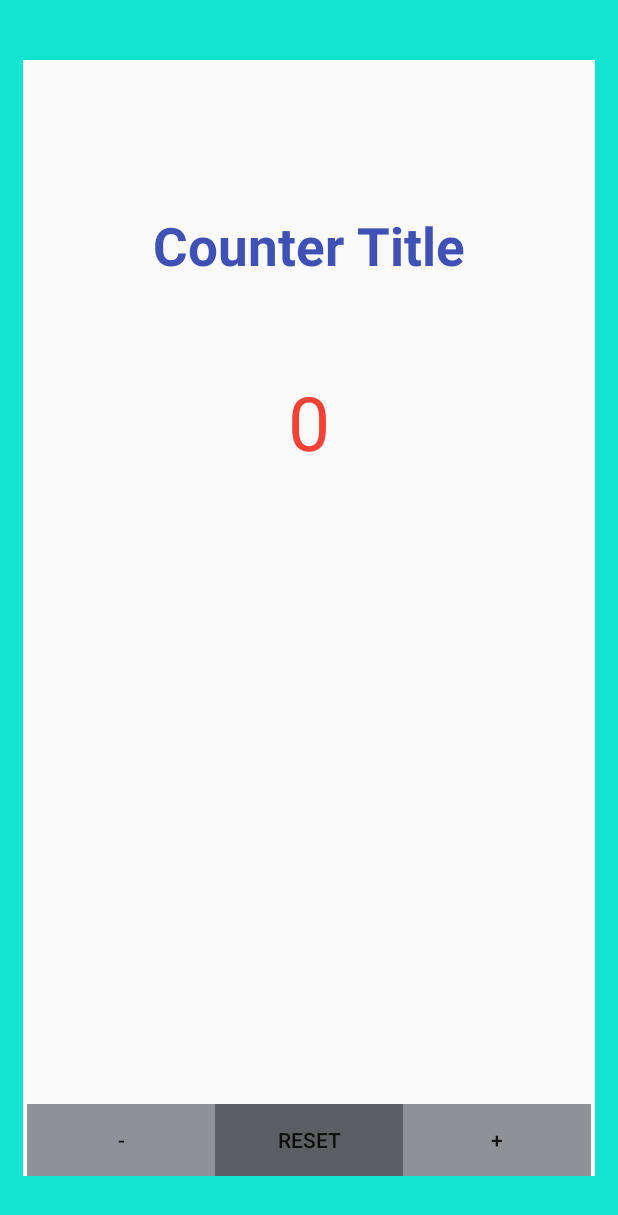
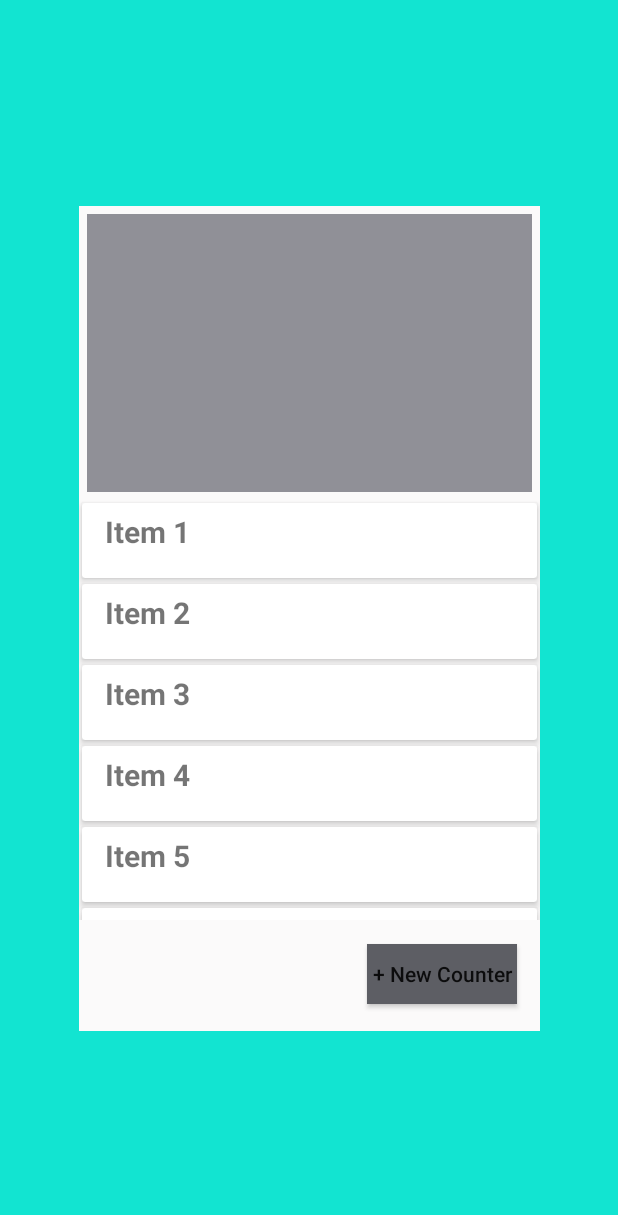
Before and after one commit to MahdiMzi/my-first-adroid-app, an Android app: the screen it shows after launch (MainActivity), on a phone screen of 412 x 824 dp. Shown: the top 1215 px of the screen. Run offline under Robolectric (Android 15) with nearby library versions, the phone set to English and light mode, and no system bars.

Commit message:
create recyclerview and added to my main activity project

```diff
--- a/app/src/main/AndroidManifest.xml
+++ b/app/src/main/AndroidManifest.xml
@@ -12,6 +12,9 @@
         android:theme="@style/Theme.Counter"
         tools:targetApi="31">
         <activity
+            android:name=".MainActivity2"
+            android:exported="false" />
+        <activity
             android:name=".MainActivity"
             android:exported="true">
             <intent-filter>
--- /dev/null
+++ b/app/src/main/java/com/example/counter/CustomAdapter.kt
@@ -0,0 +1,33 @@
+package com.example.counter
+
+import android.view.LayoutInflater
+import android.view.View
+import android.view.ViewGroup
+import android.widget.TextView
+import androidx.recyclerview.widget.RecyclerView
+
+class CustomAdapter (private val mList: List<ItemsViewModel>) : RecyclerView.Adapter<CustomAdapter.ViewHolder>() {
+    override fun onCreateViewHolder(parent: ViewGroup, viewType: Int): CustomAdapter.ViewHolder {
+        val view = LayoutInflater.from(parent.context)
+            .inflate(R.layout.card_view_design , parent , false)
+
+        return ViewHolder(view)
+    }
+
+    override fun onBindViewHolder(holder: ViewHolder, position: Int) {
+
+        val ItemsViewModel = mList[position]
+        holder.textView.text =ItemsViewModel.text
+
+    }
+
+    override fun getItemCount(): Int {
+        return mList.size
+    }
+    class ViewHolder(ItemView:View) : RecyclerView.ViewHolder(ItemView) {
+
+        val textView: TextView = itemView.findViewById(R.id.textView)
+
+
+    }
+}
--- /dev/null
+++ b/app/src/main/java/com/example/counter/ItemsViewModel.kt
@@ -0,0 +1,4 @@
+package com.example.counter
+
+data class ItemsViewModel( val text: String){
+}
--- a/app/src/main/java/com/example/counter/MainActivity.kt
+++ b/app/src/main/java/com/example/counter/MainActivity.kt
@@ -1,10 +1,11 @@
 package com.example.counter
+
 
 import android.annotation.SuppressLint
 import androidx.appcompat.app.AppCompatActivity
 import android.os.Bundle
-import android.widget.Button
-import android.widget.TextView
+import androidx.recyclerview.widget.RecyclerView
+import androidx.recyclerview.widget.LinearLayoutManager
 
 
 class MainActivity : AppCompatActivity() {
@@ -14,15 +15,19 @@ class MainActivity : AppCompatActivity() {
         super.onCreate(savedInstanceState)
         setContentView(R.layout.activity_main)
 
-        var num : TextView = findViewById(R.id.counter_show)
-        var plusbutton : Button = findViewById(R.id.button_click)
+        val recyclerView = findViewById<RecyclerView>(R.id.recyclerview)
 
-        var counter : Int = 0
+        recyclerView.layoutManager = LinearLayoutManager(this)
 
-        plusbutton.setOnClickListener {
-            num.setText ( " " + ++counter )
+        val data = ArrayList<ItemsViewModel>()
 
+        for (i in 1..20) {
+            data.add(ItemsViewModel("Item " + i))
+        }
 
-        }
+        val adapter = CustomAdapter(data)
+
+        recyclerView.adapter = adapter
+
     }
 }
--- a/app/src/main/res/layout/activity_main.xml
+++ b/app/src/main/res/layout/activity_main.xml
@@ -8,12 +8,10 @@
     tools:context=".MainActivity">
 
     <LinearLayout
-        android:layout_width="match_parent"
-        android:layout_height="match_parent"
+        android:layout_width="307dp"
+        android:layout_height="550dp"
         android:layout_marginStart="15dp"
-        android:layout_marginTop="40dp"
         android:layout_marginEnd="15dp"
-        android:layout_marginBottom="40dp"
         android:background="#FBFAFA"
         android:orientation="vertical"
         app:layout_constraintBottom_toBottomOf="parent"
@@ -21,116 +19,45 @@
         app:layout_constraintStart_toStartOf="parent"
         app:layout_constraintTop_toTopOf="parent">
 
-        <TextView
-            android:id="@+id/name"
-            android:layout_width="match_parent"
-            android:layout_height="wrap_content"
-            android:layout_marginTop="100dp"
-            android:text="Counter Title"
-            android:textAlignment="center"
-            android:textColor="#3F51B5"
-            android:textSize="35sp"
-            android:textStyle="bold"
-            app:layout_constraintBottom_toTopOf="@+id/counter_show"
-            app:layout_constraintEnd_toEndOf="parent"
-            app:layout_constraintHorizontal_bias="0.497"
-            app:layout_constraintStart_toStartOf="parent"
-            app:layout_constraintTop_toTopOf="parent" />
-
-        <TextView
-            android:id="@+id/counter_show"
-            android:layout_width="match_parent"
-            android:layout_height="76dp"
-            android:layout_marginTop="60dp"
-            android:text="0"
-            android:textAlignment="center"
-            android:textColor="#F44336"
-            android:textSize="50sp"
-            app:flow_horizontalAlign="center"
-            app:flow_verticalAlign="center"
-            app:layout_constraintBottom_toBottomOf="parent"
-            app:layout_constraintEnd_toEndOf="parent"
-            app:layout_constraintStart_toStartOf="parent"
-            app:layout_constraintTop_toTopOf="parent" />
-
         <LinearLayout
             android:layout_width="match_parent"
+            android:layout_height="185dp"
+            android:layout_margin="5dp"
+            android:background="@color/material_dynamic_neutral60">
+
+
+        </LinearLayout>
+
+        <RelativeLayout
+            android:layout_width="match_parent"
             android:layout_height="match_parent"
-            android:layout_marginStart="0dp"
-            android:layout_marginEnd="0dp"
 
-            android:gravity="bottom|center_horizontal"
-            android:orientation="horizontal">
-
-            <LinearLayout
-                android:layout_width="125dp"
-                android:layout_height="wrap_content"
-                android:layout_marginStart="0dp"
-                android:layout_marginEnd="0dp"
-                android:gravity="bottom|start|center_horizontal|end"
-                android:orientation="horizontal"
 
             >
 
-                <Button
-                    android:id="@+id/button2"
+            <androidx.recyclerview.widget.RecyclerView
+                android:id="@+id/recyclerview"
                 android:layout_width="match_parent"
-                    android:layout_height="wrap_content"
-                    android:background="@drawable/square_button1"
-                    android:insetBottom="0dp"
-                    android:text="-"
-                    app:layout_constraintEnd_toStartOf="@+id/button_click"
-                    tools:layout_editor_absoluteY="544dp" />
-            </LinearLayout>
+                android:layout_height="280dp"
+                app:layoutManager="androidx.recyclerview.widget.GridLayoutManager"
+                tools:itemCount="5"
 
-            <LinearLayout
-                android:layout_width="125dp"
-                android:layout_height="wrap_content"
-                android:layout_marginStart="0dp"
-                android:layout_marginEnd="0dp"
-                android:gravity="bottom|start|center_horizontal|end"
-                android:orientation="horizontal"
 
-                >
+                tools:listitem="@layout/cart_view_design" />
 
             <Button
-                    android:id="@+id/button_click"
-                    android:layout_width="match_parent"
-                    android:layout_height="wrap_content"
+                android:id="@+id/btn_enter"
+                android:layout_width="100dp"
+                android:layout_height="40dp"
+                android:layout_alignParentRight="true"
+                android:layout_alignParentBottom="true"
+                android:layout_gravity="right|end"
+                android:layout_marginRight="15dp"
+                android:layout_marginBottom="18dp"
                 android:background="@drawable/square_button"
-                    android:insetBottom="0dp"
-                    android:text="Reset"
-                    app:iconPadding="8dp"
-                    app:layout_constraintBottom_toBottomOf="parent"
-                    app:layout_constraintEnd_toEndOf="parent"
-                    app:layout_constraintStart_toStartOf="parent"
-                    app:layout_constraintTop_toBottomOf="@+id/counter_show" />
+                android:text="+ New Counter"
+                android:textAllCaps="false" />
+
+        </RelativeLayout>
     </LinearLayout>
-
-            <LinearLayout
-                android:layout_width="125dp"
-                android:layout_height="wrap_content"
-                android:layout_marginStart="0dp"
-                android:layout_marginEnd="0dp"
-                android:gravity="bottom|start|center_horizontal|end"
-                android:orientation="horizontal"
-
-                >
-
-                <Button
-                    android:id="@+id/button"
-                    android:layout_width="match_parent"
-                    android:layout_height="wrap_content"
-                    android:background="@drawable/square_button1"
-                    android:insetBottom="0dp"
-                    android:text="+"
-                    app:layout_constraintStart_toEndOf="@+id/button_click"
-                    tools:layout_editor_absoluteY="544dp" />
-
-            </LinearLayout>
-
-        </LinearLayout>
-
-    </LinearLayout>
-
 </androidx.constraintlayout.widget.ConstraintLayout>
--- /dev/null
+++ b/app/src/main/res/layout/card_view_design.xml
@@ -0,0 +1,28 @@
+<?xml version="1.0" encoding="utf-8"?>
+<androidx.cardview.widget.CardView
+    xmlns:android="http://schemas.android.com/apk/res/android"
+    xmlns:app="http://schemas.android.com/apk/res-auto"
+    android:layout_width="match_parent"
+    android:layout_height="50dp"
+    android:layout_margin="2dp"
+    app:cardElevation="3dp">
+
+    <LinearLayout
+        android:layout_width="match_parent"
+        android:layout_height="wrap_content"
+        android:orientation="horizontal"
+        android:padding="5dp">
+
+        <TextView
+            android:id="@+id/textView"
+            android:layout_width="wrap_content"
+            android:layout_height="wrap_content"
+            android:layout_marginStart="10dp"
+            android:layout_marginLeft="15dp"
+            android:text="Counter Title"
+            android:textSize="20sp"
+            android:textStyle="bold"/>
+
+    </LinearLayout>
+
+</androidx.cardview.widget.CardView>
--- a/build.gradle
+++ b/build.gradle
@@ -2,5 +2,5 @@
 plugins {
     id 'com.android.application' version '7.4.1' apply false
     id 'com.android.library' version '7.4.1' apply false
-    id 'org.jetbrains.kotlin.android' version '1.8.0' apply false
+    id 'org.jetbrains.kotlin.android' version '1.8.20-Beta' apply false
 }
```
Also changed, not shown: app/build.gradle (+7 -3 lines), app/src/main/java/com/example/counter/MainActivity2.kt (added, +24 -0 lines), app/src/main/res/layout/activity_main2.xml (added, +136 -0 lines). Lines whose indentation alone changed are shown as unchanged.
